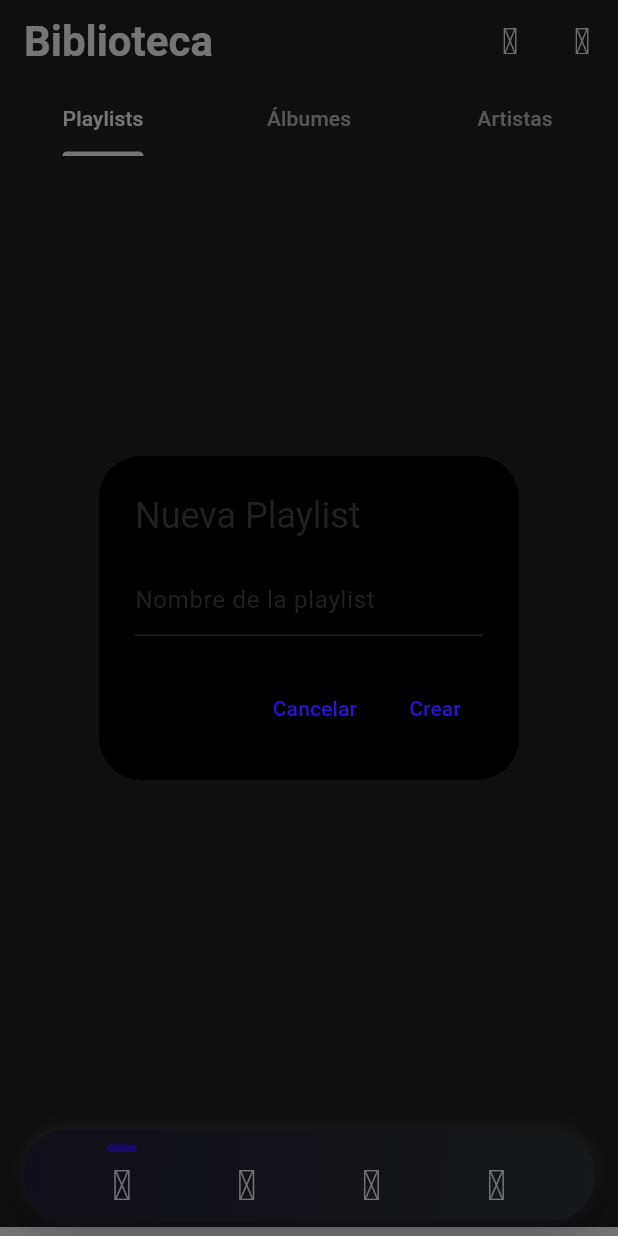
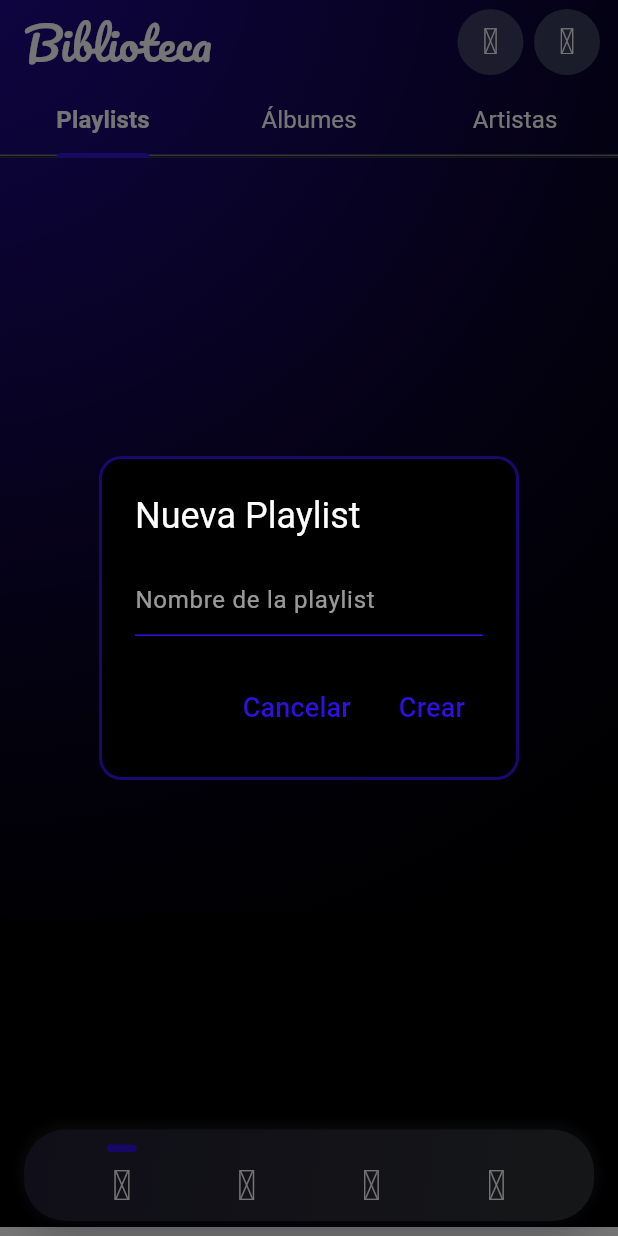
Before and after one commit to PPereaC/Ritmora, a Flutter app: the LibraryView screen opened by its route, after a tap on an icon or button, on a phone screen of 412 x 824 dp. Run offline on Flutter 3.47's test engine with Material 3 defaults, Android fonts, the phone set to English and light mode, and no system bars; our stand-ins replace animate_do, cached_network_image, card_swiper, csv, device_info_plus, dio and 10 more; accounts and stored records are empty; generated files the repository leaves out were written again; network calls fail.

Commit message:
update: Diseño vista biblioteca

```diff
--- a/lib/presentation/widgets/custom_dialog_widget.dart
+++ b/lib/presentation/widgets/custom_dialog_widget.dart
@@ -24,14 +24,37 @@ class CustomDialog extends StatelessWidget {
 
   @override
   Widget build(BuildContext context) {
+    final colors = Theme.of(context).colorScheme;
+
     return AlertDialog(
-      title: Text(title),
+      backgroundColor: colors.surface,
+      shape: RoundedRectangleBorder(
+        borderRadius: BorderRadius.circular(15),
+        side: BorderSide(
+          color: colors.primary.withOpacity(0.5),
+          width: 2,
+        ),
+      ),
+      title: Text(
+        title,
+        style: const TextStyle(color: Colors.white),
+      ),
       content: Column(
         mainAxisSize: MainAxisSize.min,
         children: [
           TextField(
             controller: controller,
-            decoration: InputDecoration(hintText: hintText),
+            style: const TextStyle(color: Colors.white),
+            decoration: InputDecoration(
+              hintText: hintText,
+              hintStyle: TextStyle(color: Colors.white.withOpacity(0.6)),
+              enabledBorder: UnderlineInputBorder(
+                borderSide: BorderSide(color: colors.primary),
+              ),
+              focusedBorder: UnderlineInputBorder(
+                borderSide: BorderSide(color: colors.primary),
+              ),
+            ),
           ),
           if (imageWidget != null)
             Padding(
@@ -43,11 +66,17 @@ class CustomDialog extends StatelessWidget {
       actions: [
         TextButton(
           onPressed: onCancel,
-          child: Text(cancelButtonText),
+          child: Text(
+            cancelButtonText,
+            style: TextStyle(color: colors.primary, fontSize: 18),
+          ),
         ),
         TextButton(
           onPressed: () => onConfirm(controller.text),
-          child: Text(confirmButtonText),
+          child: Text(
+            confirmButtonText,
+            style: TextStyle(color: colors.primary, fontSize: 18),
+          ),
         ),
       ],
     );
--- a/pubspec.yaml
+++ b/pubspec.yaml
@@ -54,6 +54,6 @@ flutter:
 
   # Fonts
   fonts:
-    - family: Appbar
+    - family: Titulo
       fonts:
         - asset: assets/fonts/Pacifico-Regular.ttf
```
Also changed, not shown: lib/presentation/views/library_view.dart (+129 -27 lines).
